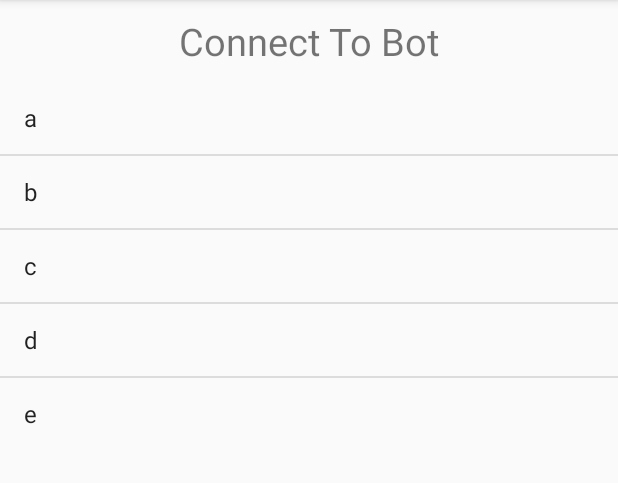
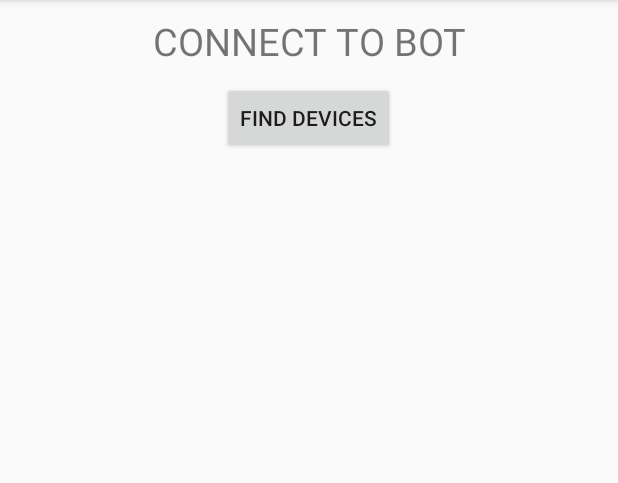
Before and after one commit to tezansahu/ITSP-TechnoVision, an Android app: the A3_BluetoothList screen opened directly, with no data from a screen before it, on a phone screen of 412 x 824 dp, the part 84-567 px from its top. Run offline under Robolectric (Android 15) with nearby library versions, the phone set to English and light mode, and no system bars.

Commit message:
bluetooth paired list displayed

```diff
--- a/Bot_Controller/app/build.gradle
+++ b/Bot_Controller/app/build.gradle
@@ -16,7 +16,7 @@ android {
             proguardFiles getDefaultProguardFile('proguard-android.txt'), 'proguard-rules.pro'
         }
     }
-    buildToolsVersion '26.0.2'
+    buildToolsVersion '27.0.3'
 }
 
 dependencies {
--- a/Bot_Controller/app/src/main/java/com/example/shaurya/bot_controller/A3_BluetoothList.java
+++ b/Bot_Controller/app/src/main/java/com/example/shaurya/bot_controller/A3_BluetoothList.java
@@ -1,43 +1,167 @@
 package com.example.shaurya.bot_controller;
 
+import android.bluetooth.BluetoothAdapter;
+import android.bluetooth.BluetoothDevice;
+import android.content.BroadcastReceiver;
+import android.content.Context;
 import android.content.Intent;
+import android.content.IntentFilter;
 import android.support.v7.app.AppCompatActivity;
 import android.os.Bundle;
 import android.view.View;
 import android.widget.AdapterView;
 import android.widget.ArrayAdapter;
+import android.widget.Button;
 import android.widget.ListAdapter;
 import android.widget.ListView;
 import android.widget.Toast;
 
 import java.util.ArrayList;
+import java.util.Set;
 
 public class A3_BluetoothList extends AppCompatActivity {
+
+    int REQUEST_ENABLE_BT =1;
+    ArrayList<String> bluetoothlist = new ArrayList<>();
+    ArrayAdapter<String> arrayAdapter;
+    BluetoothAdapter bluetoothAdapter ;
+    ListView bluetoothlistview ;
+    Button finddevicesbutton;
+/*
+    @Override
+    protected void onActivityResult(int requestCode, int resultCode, Intent data) {
+        super.onActivityResult(requestCode, resultCode, data);
+        if (requestCode==REQUEST_ENABLE_BT) {
+            if (resultCode == RESULT_OK)
+            {
+                } else if (resultCode == RESULT_CANCELED) {
+            }
+        }
+    }*/
 
     @Override
     protected void onCreate(Bundle savedInstanceState) {
         super.onCreate(savedInstanceState);
         setContentView(R.layout.activity_a3__bluetooth_list);
-        final ArrayList<String> bluetoothlist = new ArrayList<>();
-        bluetoothlist.add("a");bluetoothlist.add("b");bluetoothlist.add("c");bluetoothlist.add("d");bluetoothlist.add("e");
-        ArrayAdapter<String> arrayAdapter = new ArrayAdapter<>(this,android.R.layout.simple_list_item_1,bluetoothlist);
+        bluetoothAdapter =  BluetoothAdapter.getDefaultAdapter();
+        finddevicesbutton = (Button) findViewById(R.id.finddevicesbutton);
+        bluetoothlistview = (ListView) findViewById(R.id.A3_lst_bluetooth);
+
+/*
+
+        if (bluetoothAdapter==null)
+        {
+            Toast.makeText(this,"Your device does not support Bluetooth",Toast.LENGTH_LONG).show();
+
+        }
+        else
+        { if (!bluetoothAdapter.isEnabled())
+        {
+            Intent enablebluetoothintent = new Intent(BluetoothAdapter.ACTION_REQUEST_ENABLE);
+            startActivityForResult(enablebluetoothintent,REQUEST_ENABLE_BT);
+        }
+        }
+        */
 
 
-        ListView bluetoothlistview = (ListView) findViewById(R.id.A3_lst_bluetooth);
-        bluetoothlistview.setAdapter(arrayAdapter);
-        bluetoothlistview.setOnItemClickListener(new AdapterView.OnItemClickListener() {
-           @Override
-           public void onItemClick(AdapterView<?> adapterView, View view, int i, long l) {
-               Toast.makeText(A3_BluetoothList.this,"Connecting to "+bluetoothlist.get(i)+"..",Toast.LENGTH_SHORT).show();
-               connectodevice(i);
-               Intent intent = new Intent(A3_BluetoothList.this,A2_Remote.class);
-               startActivity(intent);
 
+
+
+
+        finddevicesbutton.setOnClickListener(new View.OnClickListener() {
+            @Override
+            public void onClick(View view) {
+                Toast.makeText(A3_BluetoothList.this,"buttonclicked",Toast.LENGTH_SHORT).show();
+              //  bluetoothAdapter.startDiscovery();
+                Set<BluetoothDevice> bt = bluetoothAdapter.getBondedDevices();
+                String[] strings= new String[bt.size()];
+                int index =0;
+                if (bt.size()>0)
+                {
+                    for (BluetoothDevice device : bt)
+                    {
+                        strings[index]= device.getName();
+                        index++;
+                        arrayAdapter= new ArrayAdapter<>(getApplicationContext(),android.R.layout.simple_list_item_1,strings);
+                        bluetoothlistview.setAdapter(arrayAdapter);
+                    }
+
+                }
             }
         });
 
+
+/*
+        IntentFilter intentFilter = new IntentFilter(BluetoothDevice.ACTION_FOUND);
+        this.registerReceiver(broadcastReceiver,intentFilter);
+        arrayAdapter = new ArrayAdapter<String>(getApplicationContext(),android.R.layout.simple_list_item_1,bluetoothlist);
+        bluetoothlistview.setAdapter(arrayAdapter);
+    */
     }
 
+   /* BroadcastReceiver broadcastReceiver = new BroadcastReceiver() {
+        @Override
+        public void onReceive(Context context, Intent intent) {
+            Toast.makeText(A3_BluetoothList.this,"bradcast receiver",Toast.LENGTH_LONG).show();
+
+            String action = intent.getAction();
+            if (BluetoothDevice.ACTION_FOUND.equals(action))
+            {
+                BluetoothDevice device = intent.getParcelableExtra(BluetoothDevice.EXTRA_DEVICE);
+                bluetoothlist.add(device.getName());
+              arrayAdapter.notifyDataSetChanged();
+
+
+            }
+        }
+    };
+*/
+
+
     private void connectodevice(int i) {
+
     }
+
+
 }
+
+
+
+
+
+
+
+
+
+
+
+
+
+
+
+
+
+
+
+
+/*
+
+
+                bluetoothlist.add("a");bluetoothlist.add("b");bluetoothlist.add("c");bluetoothlist.add("d");bluetoothlist.add("e");
+
+
+
+
+        bluetoothlistview.setOnItemClickListener(new AdapterView.OnItemClickListener() {
+@Override
+public void onItemClick(AdapterView<?> adapterView, View view, int i, long l) {
+        Toast.makeText(A3_BluetoothList.this,"Connecting to "+bluetoothlist.get(i)+"..",Toast.LENGTH_SHORT).show();
+        connectodevice(i);
+        Intent intent = new Intent(A3_BluetoothList.this,A2_Remote.class);
+        startActivity(intent);
+
+        }
+        });
+
+
+*/
--- a/Bot_Controller/app/src/main/res/layout/activity_a1__login.xml
+++ b/Bot_Controller/app/src/main/res/layout/activity_a1__login.xml
@@ -27,7 +27,8 @@
     <EditText
         android:id="@+id/A1_txt_Pass"
         android:layout_width="match_parent"
-        android:layout_height="wrap_content" />
+        android:layout_height="wrap_content"
+        android:inputType="textPassword"/>
 
     <TextView
         android:layout_width="wrap_content"
--- a/Bot_Controller/app/src/main/res/layout/activity_a3__bluetooth_list.xml
+++ b/Bot_Controller/app/src/main/res/layout/activity_a3__bluetooth_list.xml
@@ -11,9 +11,16 @@
         android:layout_width="match_parent"
         android:layout_height="wrap_content"
         android:padding="10dp"
-        android:text="Connect To Bot"
+        android:text="CONNECT TO BOT"
         android:textAlignment="center"
         android:textSize="25dp" />
+    <Button
+        android:layout_width="wrap_content"
+        android:layout_height="wrap_content"
+        android:text="FIND DEVICES"
+        android:id="@+id/finddevicesbutton"
+        android:layout_gravity="center_horizontal"/>
+
 
     <LinearLayout
         android:layout_width="match_parent"
--- a/StudentApp/app/src/main/AndroidManifest.xml
+++ b/StudentApp/app/src/main/AndroidManifest.xml
@@ -2,6 +2,7 @@
 <manifest xmlns:android="http://schemas.android.com/apk/res/android"
     package="technovision.itsp.studentapp">
     <uses-permission android:name="android.permission.INTERNET"/>
+    <uses-permission android:name="android.permission.ACCESS_NETWORK_STATE" />
 
     <application
         android:allowBackup="true"
```
Also changed, not shown: Bot_Controller/app/src/main/AndroidManifest.xml (+9 -0 lines), StudentApp/app/src/main/java/technovision/itsp/studentapp/MainActivity.java (+15 -3 lines), 1 other file.
